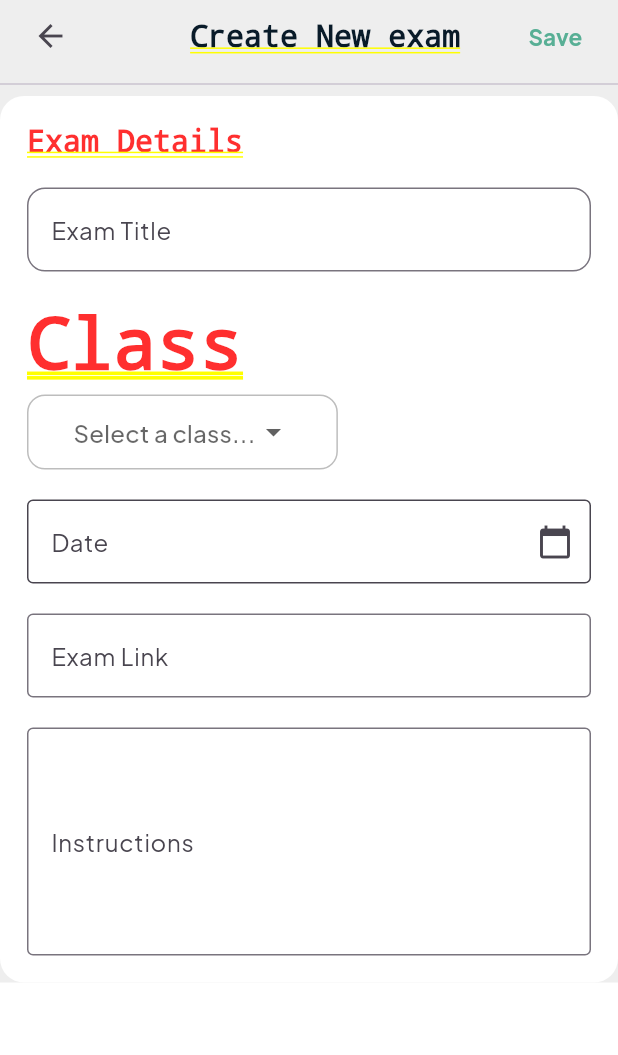
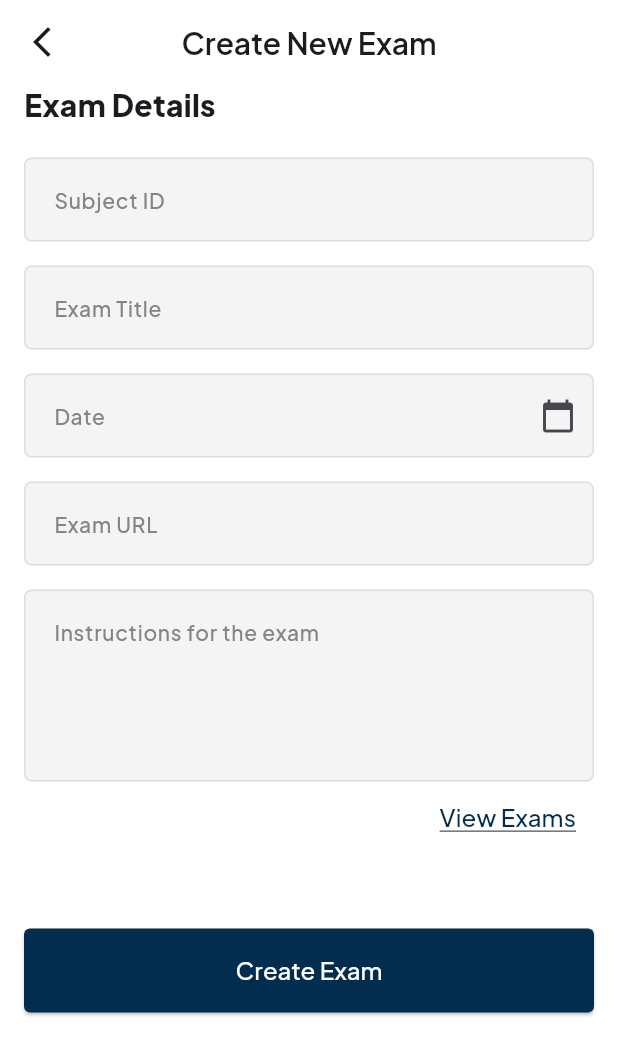
Before and after one commit to Ahmedmo1910/e-learning_dashboard, a Flutter app: the MainScreen screen opened by its route, after a tap on "Create Exam", on a phone screen of 412 x 824 dp. Shown: the top 1055 px of the screen. Run offline on Flutter 3.47's test engine with Material 3 defaults, Android fonts, the phone set to English and light mode, and no system bars; drawn by our look-alikes of modal_progress_hud_nsn; our stand-ins replace dio, dots_indicator, flutter_bloc, flutter_secure_storage, flutter_svg, gap and 5 more; accounts and stored records are empty.

Commit message:
Add exam management features: create and view exams, update routing, and enhance UI components

```diff
--- a/lib/core/helper_functions/on_generate_routes.dart
+++ b/lib/core/helper_functions/on_generate_routes.dart
@@ -2,6 +2,8 @@ import 'package:flutter/material.dart';
 import 'package:teachers_dashboard/features/auth/forget_password/presentation/views/forget_password_screen.dart';
 import 'package:teachers_dashboard/features/auth/sign_in/presentation/views/signin_screen.dart';
 import 'package:teachers_dashboard/main_screen.dart';
+import '../../features/exam/presentation/views/create_exams_screen.dart';
+import '../../features/exam/presentation/views/view_exams_screen.dart';
 import '../../features/on_boarding/presentation/views/on_boarding_screen.dart';
 import '../../features/splash/presentation/views/splash_screen.dart';
 
@@ -19,6 +21,10 @@ Route<dynamic> onGenerateRoute(RouteSettings settings) {
       );
     case MainScreen.routeName:
       return MaterialPageRoute(builder: (context) => const MainScreen());
+    case CreateExamsScreen.routeName:
+      return MaterialPageRoute(builder: (context) => const CreateExamsScreen());
+    case ViewExamsScreen.routeName:
+      return MaterialPageRoute(builder: (context) => const ViewExamsScreen());
     default:
       return MaterialPageRoute(builder: (context) => const Scaffold());
   }
--- a/lib/core/widgets/custom_app_bar.dart
+++ b/lib/core/widgets/custom_app_bar.dart
@@ -1,8 +1,11 @@
 import 'package:flutter/material.dart';
+import 'package:teachers_dashboard/core/utils/app_text_styles.dart';
 
-AppBar customAppBar(BuildContext context) {
+AppBar customAppBar(BuildContext context, {String? title}) {
   return AppBar(
+    centerTitle: true,
     backgroundColor: Colors.transparent,
+    title: Text(title ?? '', style: AppTextStyles.medium20),
     elevation: 0,
     leading: IconButton(
       onPressed: () {
--- a/lib/core/widgets/custom_text_form_field.dart
+++ b/lib/core/widgets/custom_text_form_field.dart
@@ -5,12 +5,14 @@ import 'package:teachers_dashboard/core/utils/app_text_styles.dart';
 class CustomTextFormField extends StatelessWidget {
   final TextEditingController? controller;
   final String? hintText;
+  final String? labelText;
   final void Function(String?)? onSaved;
   final TextInputType? keyboardType;
   final Color? fillColor;
   final bool obscureText;
   final Widget? suffixIcon;
   final Widget? prefixIcon;
+  final int? maxLines;
 
   const CustomTextFormField({
     super.key,
@@ -22,11 +24,14 @@ class CustomTextFormField extends StatelessWidget {
     this.obscureText = false,
     this.suffixIcon,
     this.prefixIcon,
+    this.labelText,
+    this.maxLines = 1,
   });
 
   @override
   Widget build(BuildContext context) {
     return TextFormField(
+      maxLines: maxLines,
       controller: controller,
       validator: (input) {
         if (input == null || input.isEmpty) {
@@ -44,14 +49,17 @@ class CustomTextFormField extends StatelessWidget {
         AutofillHints.email,
         AutofillHints.password,
         AutofillHints.name,
-        AutofillHints.telephoneNumber
+        AutofillHints.telephoneNumber,
       ],
       cursorColor: AppColors.primaryColor,
       obscureText: obscureText,
       decoration: InputDecoration(
         hintText: hintText,
-        hintStyle: AppTextStyles.regular14.copyWith(
-          color: const Color(0xFF858383),
+        labelText: labelText,
+
+        hintStyle: AppTextStyles.regular14.copyWith(color: AppColors.greyColor),
+        labelStyle: AppTextStyles.regular14.copyWith(
+          color: AppColors.greyColor,
         ),
         filled: true,
         fillColor: fillColor,
@@ -73,10 +81,7 @@ class CustomTextFormField extends StatelessWidget {
   OutlineInputBorder buildBorder() {
     return OutlineInputBorder(
       borderRadius: BorderRadius.circular(5),
-      borderSide: const BorderSide(
-        color: Color(0xFFDEDEDE),
-        width: 1,
-      ),
+      borderSide: const BorderSide(color: Color(0xFFDEDEDE), width: 1),
     );
   }
 }
--- a/lib/features/dashboard/presentation/views/create_exams_screen.dart
+++ /dev/null
@@ -1,142 +0,0 @@
-import 'package:flutter/material.dart';
-import 'package:teachers_dashboard/core/utils/app_colors.dart';
-import 'package:teachers_dashboard/features/dashboard/presentation/views/widgets/app_bar_create_exam.dart';
-import 'package:teachers_dashboard/features/dashboard/presentation/views/widgets/class_field.dart';
-import 'package:teachers_dashboard/features/dashboard/presentation/views/widgets/exam_title_field.dart';
-import 'package:teachers_dashboard/features/dashboard/presentation/views/widgets/instructions_field.dart';
-import 'package:teachers_dashboard/features/dashboard/presentation/views/widgets/url_exam_field.dart';
-
-class CreateExamContent extends StatefulWidget {
-  const CreateExamContent({super.key});
-
-  @override
-  State<CreateExamContent> createState() => _CreateExamContentState();
-}
-
-class _CreateExamContentState extends State<CreateExamContent> {
-  // ignore: unused_field
-  final TextEditingController _titleController = TextEditingController();
-  final TextEditingController _durationController = TextEditingController();
-  final TextEditingController _instructionsController = TextEditingController();
-  // ignore: unused_field
-  String? _selectedClass;
-  DateTime? _selectedDate;
-
-  // ignore: unused_field
-  List<String> _classes = ['Class 1', 'Class 2', 'Class 3'];
-
-  Future<void> _pickDate() async {
-    DateTime? picked = await showDatePicker(
-      context: context,
-      initialDate: _selectedDate ?? DateTime.now(),
-      firstDate: DateTime(2000),
-      lastDate: DateTime(2100),
-      builder: (context, child) {
-        return Theme(
-          data: Theme.of(context).copyWith(
-            colorScheme: ColorScheme.light(
-              primary: AppColors.primaryColor, // لون الزر الرئيسي
-              onPrimary: Colors.white, // لون النص على الزر
-              onSurface: AppColors.greyColor, // لون النص في التقويم
-            ),
-          ),
-          child: child!,
-        );
-      },
-    );
-    if (picked != null) {
-      setState(() {
-        _selectedDate = picked;
-      });
-    }
-  }
-
-  @override
-  Widget build(BuildContext context) {
-    return SingleChildScrollView(
-      physics: BouncingScrollPhysics(),
-      child: Container(
-        color: Colors.grey[200],
-        child: SafeArea(
-          child: Column(
-            children: [
-              appBarInCreateExam(),
-
-              Divider(),
-
-              Container(
-                padding: const EdgeInsets.all(18),
-                decoration: BoxDecoration(
-                  color: Colors.white,
-                  borderRadius: BorderRadius.circular(16),
-                ),
-
-                child: Column(
-                  crossAxisAlignment: CrossAxisAlignment.start,
-                  children: [
-                    /// Title inside the content
-                    const Text(
-                      "Exam Details",
-                      style: TextStyle(
-                        fontSize: 20,
-                        fontWeight: FontWeight.bold,
-                      ),
-                    ),
-
-                    const SizedBox(height: 20),
-
-                    ExamTitleField(),
-
-                    const SizedBox(height: 20),
-
-                    const Text("Class"),
-
-                    const SizedBox(height: 6),
-
-                    class_field(),
-
-                    const SizedBox(height: 20),
-
-                    GestureDetector(
-                      onTap: _pickDate,
-                      child: AbsorbPointer(
-                        child: TextField(
-                          decoration: InputDecoration(
-                            labelText: 'Date',
-                            hintText: 'Select date',
-                            border: const OutlineInputBorder(),
-                            suffixIcon: const Icon(Icons.calendar_today),
-                            hintStyle: const TextStyle(
-                              color: AppColors.greyColor,
-                            ),
-                            filled: true,
-                            fillColor: Colors.white,
-                          ),
-                          controller: TextEditingController(
-                            text: _selectedDate != null
-                                ? '${_selectedDate!.month}/${_selectedDate!.day}/${_selectedDate!.year}'
-                                : '',
-                          ),
-                        ),
-                      ),
-                    ),
-
-                    const SizedBox(height: 20),
-
-                    Url_Exam_Field(durationController: _durationController),
-
-                    const SizedBox(height: 20),
-
-                    Instructions_field(
-                      instructionsController: _instructionsController,
-                    ),
-                  ],
-                ),
-              ),
-            ],
-          ),
-        ),
-      ),
-    );
-  }
-}
--- a/lib/features/dashboard/presentation/views/widgets/class_field.dart
+++ b/lib/features/dashboard/presentation/views/widgets/class_field.dart
@@ -1,8 +1,7 @@
 import 'package:flutter/material.dart';
 
-// ignore: camel_case_types
-class class_field extends StatelessWidget {
-  const class_field({super.key});
+class ClassField extends StatelessWidget {
+  const ClassField({super.key});
 
   @override
   Widget build(BuildContext context) {
--- a/lib/features/dashboard/presentation/views/widgets/quick_access_grid.dart
+++ b/lib/features/dashboard/presentation/views/widgets/quick_access_grid.dart
@@ -1,5 +1,5 @@
 import 'package:flutter/material.dart';
-import 'package:teachers_dashboard/features/dashboard/presentation/views/create_exams_screen.dart';
+import 'package:teachers_dashboard/features/exam/presentation/views/create_exams_screen.dart';
 import 'package:teachers_dashboard/features/dashboard/presentation/views/widgets/quick_access_card.dart';
 
 class QuickAccessGrid extends StatelessWidget {
@@ -28,12 +28,7 @@ class QuickAccessGrid extends StatelessWidget {
             icon: Icons.assignment_outlined,
             label: 'Create Exam',
             onTap: () {
-              Navigator.push(
-                context,
-                MaterialPageRoute(
-                  builder: (context) => const CreateExamContent(),
-                ),
-              );
+              Navigator.pushNamed(context, CreateExamsScreen.routeName);
             },
           ),
           const QuickAccessCard(
--- /dev/null
+++ b/lib/features/exam/presentation/cubit/exam_state.dart
@@ -0,0 +1,16 @@
+part of 'exam_cubit.dart';
+
+sealed class ExamState {}
+
+final class ExamInitial extends ExamState {}
+
+final class ExamLoading extends ExamState {}
+
+final class ExamCreated extends ExamState {}
+
+final class ExamDeleted extends ExamState {}
+
+final class ExamFailure extends ExamState {
+  final String errorMsg;
+  ExamFailure(this.errorMsg);
+}
--- /dev/null
+++ b/lib/features/exam/presentation/views/create_exams_screen.dart
@@ -0,0 +1,20 @@
+import 'package:flutter/material.dart';
+import 'package:flutter_bloc/flutter_bloc.dart';
+import 'widgets/create_exam_bloc_consumer.dart';
+import 'package:teachers_dashboard/core/widgets/custom_app_bar.dart';
+import 'package:teachers_dashboard/features/exam/presentation/cubit/exam_cubit.dart';
+
+class CreateExamsScreen extends StatelessWidget {
+  const CreateExamsScreen({super.key});
+  static const String routeName = 'CreateExamsScreen';
+  @override
+  Widget build(BuildContext context) {
+    return BlocProvider(
+      create: (context) => ExamCubit(),
+      child: Scaffold(
+        appBar: customAppBar(context, title: 'Create New Exam'),
+        body: const CreateExamBlocConsumer(),
+      ),
+    );
+  }
+}
--- /dev/null
+++ b/lib/features/exam/presentation/views/widgets/create_exam_bloc_consumer.dart
@@ -0,0 +1,37 @@
+import 'package:flutter/material.dart';
+import 'package:flutter_bloc/flutter_bloc.dart';
+import 'package:teachers_dashboard/core/widgets/custom_progress_hud.dart';
+import 'package:teachers_dashboard/core/widgets/snack_bar_helper.dart';
+import 'package:teachers_dashboard/features/exam/presentation/cubit/exam_cubit.dart';
+import 'create_exams_screen_body.dart';
+
+class CreateExamBlocConsumer extends StatelessWidget {
+  const CreateExamBlocConsumer({super.key});
+
+  @override
+  Widget build(BuildContext context) {
+    return BlocConsumer<ExamCubit, ExamState>(
+      listener: (context, state) {
+        if (state is ExamCreated) {
+          SnackBarHelper.showSnackBar(
+            context,
+            'Successfully Created',
+            Colors.green,
+          );
+        } else if (state is ExamFailure) {
+          SnackBarHelper.showSnackBar(
+            context,
+            'Failed to Create Exam',
+            Colors.red,
+          );
+        }
+      },
+      builder: (context, state) {
+        return CustomProgressHud(
+          isLoading: state is ExamLoading ? true : false,
+          child: CreateExamsScreenBody(),
+        );
+      },
+    );
+  }
+}
--- /dev/null
+++ b/lib/features/exam/presentation/views/widgets/create_exams_screen_body.dart
@@ -0,0 +1,110 @@
+import 'package:flutter/material.dart';
+import 'package:flutter_bloc/flutter_bloc.dart';
+import 'package:gap/gap.dart';
+import 'package:teachers_dashboard/core/utils/app_colors.dart';
+import 'package:teachers_dashboard/core/utils/app_text_styles.dart';
+import 'package:teachers_dashboard/core/widgets/custom_button.dart';
+import 'package:teachers_dashboard/core/widgets/custom_text_form_field.dart';
+import 'package:teachers_dashboard/features/exam/presentation/cubit/exam_cubit.dart';
+import 'package:teachers_dashboard/features/exam/presentation/views/view_exams_screen.dart';
+import 'package:teachers_dashboard/features/exam/presentation/views/widgets/date_picker_field.dart';
+
+class CreateExamsScreenBody extends StatefulWidget {
+  const CreateExamsScreenBody({super.key});
+
+  @override
+  State<CreateExamsScreenBody> createState() => _CreateExamsScreenBodyState();
+}
+
+class _CreateExamsScreenBodyState extends State<CreateExamsScreenBody> {
+  final GlobalKey<FormState> formKey = GlobalKey<FormState>();
+  AutovalidateMode autovalidateMode = AutovalidateMode.disabled;
+  late String subjectId, examTitle, date, examUrl, instructions;
+
+  @override
+  Widget build(BuildContext context) {
+    return SingleChildScrollView(
+      child: Padding(
+        padding: const EdgeInsets.symmetric(horizontal: 16.0),
+        child: Form(
+          key: formKey,
+          autovalidateMode: autovalidateMode,
+          child: Column(
+            crossAxisAlignment: CrossAxisAlignment.start,
+            children: [
+              Text("Exam Details", style: AppTextStyles.bold20),
+              Gap(20),
+              CustomTextFormField(
+                labelText: "Subject ID",
+                hintText: "Subject ID",
+                onSaved: (value) => subjectId = value!,
+              ),
+              Gap(16),
+              CustomTextFormField(
+                labelText: "Exam Title",
+                hintText: "e.g., Mid-Term Biology Exam",
+                onSaved: (value) => examTitle = value!,
+              ),
+              Gap(16),
+              DatePickerField(
+                onDateChanged: (date) {
+                  this.date = date.toString();
+                },
+                labelText: 'Date',
+              ),
+              Gap(16),
+              CustomTextFormField(
+                labelText: "Exam URL",
+                hintText: "e.g., https://examplatform.com/exam123",
+                onSaved: (value) => examUrl = value!,
+              ),
+              Gap(16),
+              CustomTextFormField(
+                hintText: "Instructions for the exam",
+                onSaved: (value) => instructions = value!,
+                maxLines: 4,
+              ),
+              Align(
+                alignment: Alignment.centerRight,
+                child: TextButton(
+                  onPressed: () {
+                    Navigator.pushNamed(context, ViewExamsScreen.routeName);
+                  },
+                  child: Text(
+                    "View Exams",
+                    style: AppTextStyles.regular16.copyWith(
+                      color: AppColors.primaryColor,
+                      decoration: TextDecoration.underline,
+                    ),
+                  ),
+                ),
+              ),
+              Gap(50),
+              MainButton(
+                text: "Create Exam",
+                hasCircularBorder: true,
+                onTap: () {
+                  if (formKey.currentState!.validate()) {
+                    formKey.currentState!.save();
+                    context.read<ExamCubit>().createAttachment(
+                      teacherSubjectLessonId: subjectId,
+                      attachment: date,
+                      attachmentUrl: examUrl,
+                      attachmentTitle: examTitle,
+                      attachmentDescription: instructions,
+                    );
+                    formKey.currentState!.reset();
+                  } else {
+                    setState(() {
+                      autovalidateMode = AutovalidateMode.always;
+                    });
+                  }
+                },
+              ),
+            ],
+          ),
+        ),
+      ),
+    );
+  }
+}
--- /dev/null
+++ b/lib/features/exam/presentation/views/widgets/date_picker_field.dart
@@ -0,0 +1,77 @@
+import 'package:flutter/material.dart';
+import 'package:teachers_dashboard/core/widgets/custom_text_form_field.dart';
+
+class DatePickerField extends StatefulWidget {
+  final ValueChanged<DateTime?> onDateChanged;
+
+  final String labelText;
+
+  const DatePickerField({
+    super.key,
+    required this.onDateChanged,
+    this.labelText = 'Date',
+  });
+
+  @override
+  State<DatePickerField> createState() => _DatePickerFieldSimpleState();
+}
+
+class _DatePickerFieldSimpleState extends State<DatePickerField> {
+  final TextEditingController _controller = TextEditingController();
+  DateTime? _selectedDate;
+
+  @override
+  void dispose() {
+    _controller.dispose();
+    super.dispose();
+  }
+
+  String _formatDate(DateTime? date) {
+    if (date == null) return '';
+    return '${date.month}/${date.day}/${date.year}';
+  }
+
+  Future<void> _pickDate() async {
+    final picked = await showDatePicker(
+      context: context,
+      initialDate: _selectedDate ?? DateTime.now(),
+      firstDate: DateTime(2000),
+      lastDate: DateTime(2100),
+      builder: (context, child) {
+        return Theme(
+          data: Theme.of(context).copyWith(
+            colorScheme: const ColorScheme.light(
+              primary: Color(0xFF0D47A1),
+              onPrimary: Colors.white,
+              onSurface: Colors.black87,
+            ),
+          ),
+          child: child!,
+        );
+      },
+    );
+
+    if (picked != null) {
+      setState(() {
+        _selectedDate = picked;
+        _controller.text = _formatDate(picked);
+      });
+      widget.onDateChanged(picked);
+    }
+  }
+
+  @override
+  Widget build(BuildContext context) {
+    return GestureDetector(
+      onTap: _pickDate,
+      child: AbsorbPointer(
+        child: CustomTextFormField(
+          controller: _controller,
+          labelText: widget.labelText,
+          hintText: 'Select a date',
+          suffixIcon: const Icon(Icons.calendar_today),
+        ),
+      ),
+    );
+  }
+}
```
Also changed, not shown: lib/features/exam/data/exam_repo.dart (added, +53 -0 lines), lib/features/exam/presentation/cubit/exam_cubit.dart (added, +52 -0 lines), lib/features/exam/presentation/views/view_exams_screen.dart (added, +15 -0 lines), lib/features/exam/presentation/views/widgets/view_exams_screen_body.dart (added, +13 -0 lines). Lines whose indentation alone changed are shown as unchanged.
